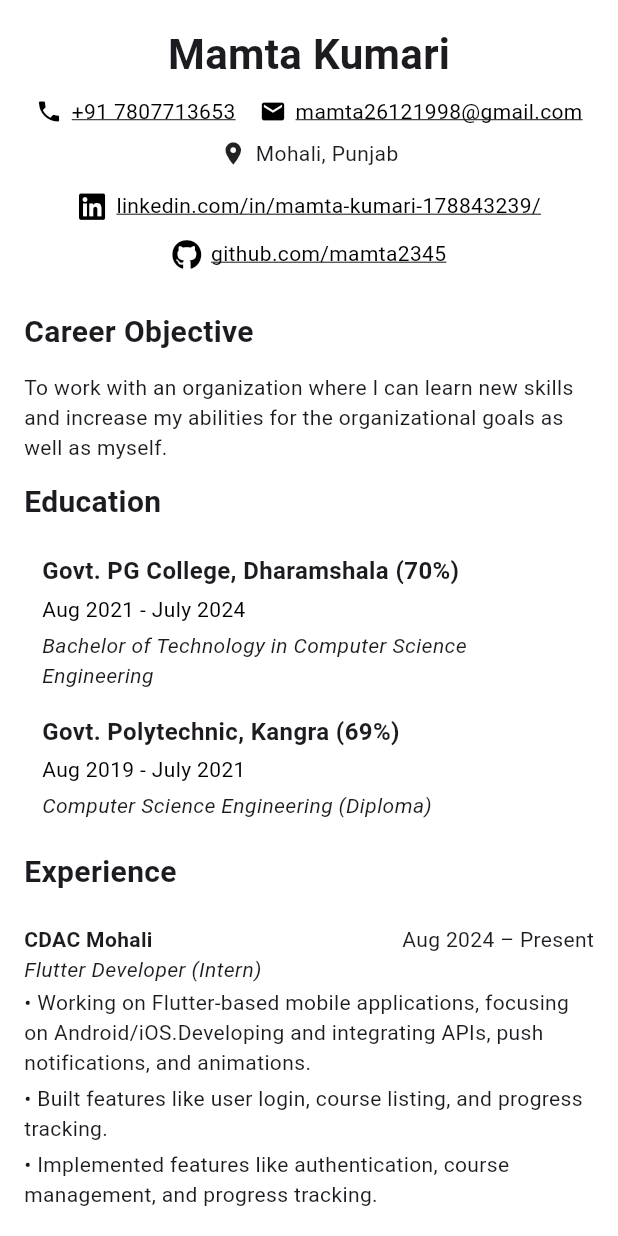
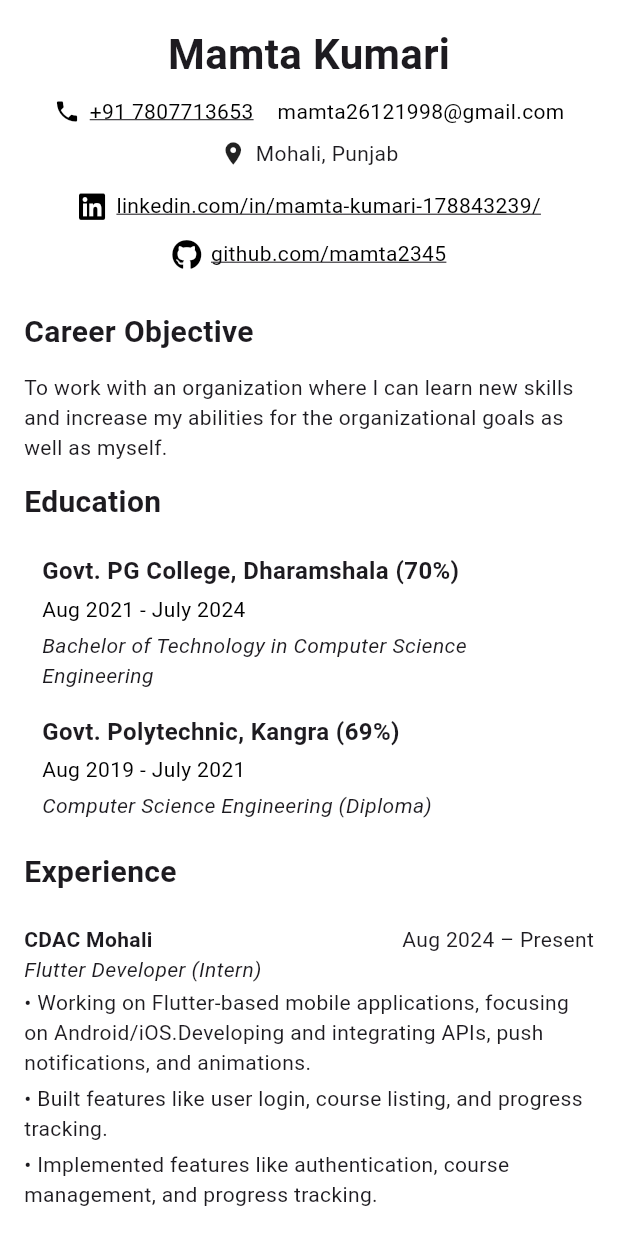
Before and after one commit to mamta2345/Digital_Resume, a Flutter app: the screen it shows after launch, on a phone screen of 412 x 824 dp. Run offline on Flutter 3.47's test engine with Material 3 defaults, Android fonts, the phone set to English and light mode, and no system bars; our stand-ins replace font_awesome_flutter, get.

Commit message:
Update Code

```diff
--- a/lib/Screens/Resume.dart
+++ b/lib/Screens/Resume.dart
@@ -52,15 +52,29 @@ class ResumePage extends StatelessWidget {
                         ),
                       ),
                     ),
-                    MouseRegion(
+                    LayoutBuilder(
+                      builder: (context, constraints) {
+                        final isSmallScreen = constraints.maxWidth < 600;
+
+                        return isSmallScreen
+                            ? const Text(
+                                'mamta26121998@gmail.com',
+                                style: TextStyle(color: Colors.black),
+                              )
+                            : MouseRegion(
                                 cursor: SystemMouseCursors.click,
                                 child: InkWell(
-                        onTap: () =>
-                            controller.sendEmail('mamta26121998@gmail.com'),
+                                  onTap: () => controller.sendEmail(
+                                    'mamta26121998@gmail.com',
+                                  ),
                                   child: Row(
                                     mainAxisSize: MainAxisSize.min,
                                     children: const [
-                            Icon(Icons.email, size: 18, color: Colors.black),
+                                      Icon(
+                                        Icons.email,
+                                        size: 18,
+                                        color: Colors.black,
+                                      ),
                                       SizedBox(width: 6),
                                       Text(
                                         'mamta26121998@gmail.com',
@@ -72,13 +86,10 @@ class ResumePage extends StatelessWidget {
                                     ],
                                   ),
                                 ),
+                              );
+                      },
                     ),
-                    // _buildLinkRow(
-                    //   icon: Icons.web,
-                    //   text: 'mamta26121998@gmail.com',
-                    //   url: 'https://mail.google.com',
-                    //   controller: controller,
-                    // ),
+
                     const Row(
                       mainAxisSize: MainAxisSize.min,
                       children: [
```
Lines whose indentation alone changed are shown as unchanged.
